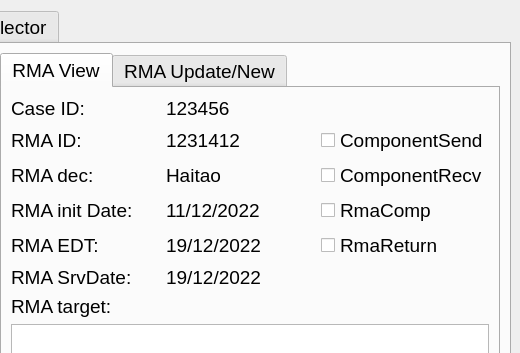
swanduron/nvbug, file main_ui.ui: the form before one commit; both pictures show x 613 to 1133 and y 0 to 353 of the 1133 by 912 pixel window.
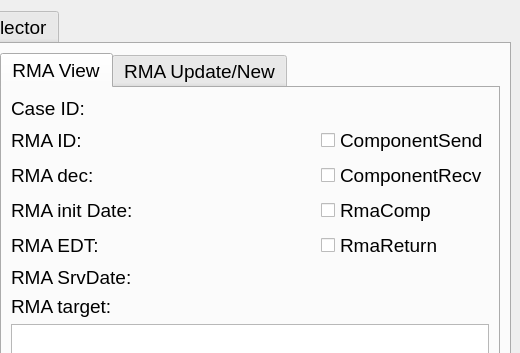
The form after the commit. The open tabs and pages were chosen to show the change.

What changed in the file:
```diff
--- a/main_ui.ui
+++ b/main_ui.ui
@@ -423,7 +423,7 @@
               <item row="0" column="1">
                <widget class="QLabel" name="label_35">
                 <property name="text">
-                 <string>123456</string>
+                 <string/>
                 </property>
                </widget>
               </item>
@@ -437,7 +437,7 @@
               <item row="1" column="1">
                <widget class="QLabel" name="label_37">
                 <property name="text">
-                 <string>1231412</string>
+                 <string/>
                 </property>
                </widget>
               </item>
@@ -451,7 +451,7 @@
               <item row="2" column="1">
                <widget class="QLabel" name="label_39">
                 <property name="text">
-                 <string>Haitao</string>
+                 <string/>
                 </property>
                </widget>
               </item>
@@ -465,7 +465,7 @@
               <item row="3" column="1">
                <widget class="QLabel" name="label_41">
                 <property name="text">
-                 <string>11/12/2022</string>
+                 <string/>
                 </property>
                </widget>
               </item>
@@ -479,7 +479,7 @@
               <item row="4" column="1">
                <widget class="QLabel" name="label_43">
                 <property name="text">
-                 <string>19/12/2022</string>
+                 <string/>
                 </property>
                </widget>
               </item>
@@ -493,7 +493,7 @@
               <item row="5" column="1">
                <widget class="QLabel" name="label_45">
                 <property name="text">
-                 <string>19/12/2022</string>
+                 <string/>
                 </property>
                </widget>
               </item>
```
Left out of the diff: 2 changed lines with no effect on the pictures.
